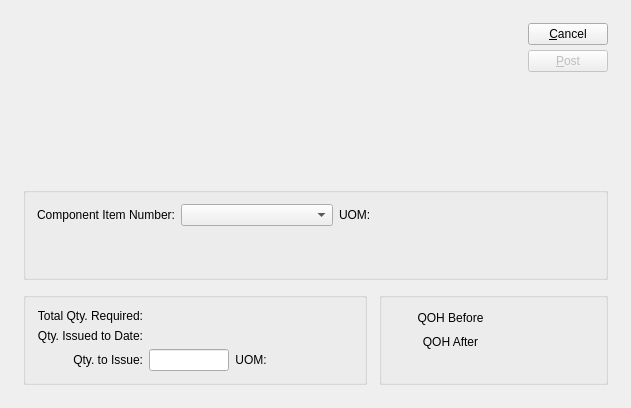
Above: xtuple/trunk/guiclient/issueWoMaterialItem.ui from WooodHead/xtuple before the change. Below: the same form after it.
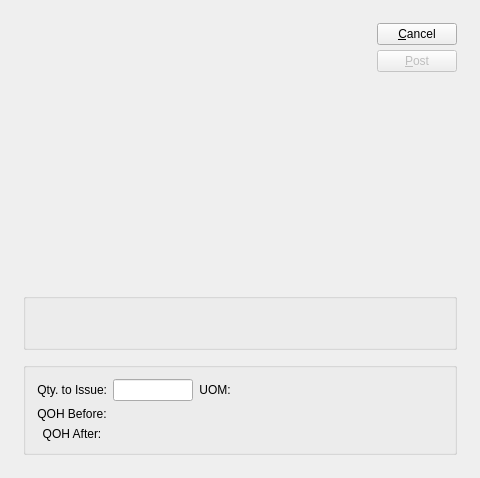
That is the form after the change. Custom widgets are drawn as their Qt base class.

Commit message: Issue #7260:  Allow negative returns.  Also alter issue wo material window to use wo components widget as the returns window does for same look, feel and behavior.

What changed in the file:
```diff
--- a/xtuple/trunk/guiclient/issueWoMaterialItem.ui
+++ b/xtuple/trunk/guiclient/issueWoMaterialItem.ui
@@ -5,8 +5,8 @@
    <rect>
     <x>0</x>
     <y>0</y>
-    <width>631</width>
-    <height>408</height>
+    <width>480</width>
+    <height>478</height>
    </rect>
   </property>
   <property name="windowTitle" >
@@ -33,7 +33,7 @@
      <property name="verticalSpacing" >
       <number>12</number>
      </property>
-     <item row="0" column="0" colspan="2" >
+     <item row="0" column="0" >
       <layout class="QHBoxLayout" >
        <property name="spacing" >
         <number>3</number>
@@ -130,85 +130,35 @@
        </item>
       </layout>
      </item>
-     <item row="1" column="0" colspan="2" >
+     <item row="1" column="0" >
       <widget class="QGroupBox" name="_componentGroup" >
        <property name="title" >
         <string/>
        </property>
        <layout class="QGridLayout" >
-        <item row="0" column="0" >
-         <widget class="QLabel" name="_compItemNumberLit" >
-          <property name="sizePolicy" >
-           <sizepolicy vsizetype="Fixed" hsizetype="Preferred" >
-            <horstretch>0</horstretch>
-            <verstretch>0</verstretch>
-           </sizepolicy>
-          </property>
-          <property name="text" >
-           <string>Component Item Number:</string>
-          </property>
-          <property name="alignment" >
-           <set>Qt::AlignRight|Qt::AlignTrailing|Qt::AlignVCenter</set>
-          </property>
-         </widget>
+        <item rowspan="2" row="0" column="0" colspan="2" >
+         <widget class="WomatlCluster" name="_womatl" />
         </item>
-        <item row="0" column="1" >
-         <widget class="XComboBox" name="_compItemNumber" >
-          <property name="sizePolicy" >
-           <sizepolicy vsizetype="Fixed" hsizetype="Expanding" >
-            <horstretch>0</horstretch>
-            <verstretch>0</verstretch>
-           </sizepolicy>
-          </property>
-         </widget>
-        </item>
-        <item row="0" column="2" >
-         <widget class="QLabel" name="_compUOMLit" >
-          <property name="text" >
-           <string>UOM:</string>
-          </property>
-         </widget>
-        </item>
-        <item row="0" column="3" >
-         <widget class="QLabel" name="_compUOM" >
-          <property name="minimumSize" >
-           <size>
-            <width>60</width>
-            <height>0</height>
-           </size>
-          </property>
-          <property name="alignment" >
-           <set>Qt::AlignLeading|Qt::AlignLeft|Qt::AlignVCenter</set>
-          </property>
-         </widget>
-        </item>
-        <item row="0" column="4" >
-         <spacer>
-          <property name="orientation" >
-           <enum>Qt::Horizontal</enum>
-          </property>
-          <property name="sizeHint" >
-           <size>
-            <width>40</width>
-            <height>20</height>
-           </size>
-          </property>
-         </spacer>
-        </item>
-        <item row="1" column="1" colspan="4" >
-         <widget class="QLabel" name="_compDescription1" >
-          <property name="alignment" >
-           <set>Qt::AlignLeading|Qt::AlignLeft|Qt::AlignVCenter</set>
-          </property>
-         </widget>
-        </item>
-        <item row="2" column="1" colspan="4" >
+        <item row="1" column="1" >
          <widget class="QLabel" name="_compDescription2" >
           <property name="alignment" >
            <set>Qt::AlignLeading|Qt::AlignLeft|Qt::AlignVCenter</set>
           </property>
          </widget>
         </item>
+        <item row="1" column="2" >
+         <spacer>
+          <property name="orientation" >
+           <enum>Qt::Horizontal</enum>
+          </property>
+          <property name="sizeHint" >
+           <size>
+            <width>40</width>
+            <height>20</height>
+           </size>
+          </property>
+         </spacer>
+        </item>
        </layout>
       </widget>
      </item>
@@ -219,52 +169,6 @@
        </property>
        <layout class="QGridLayout" >
         <item row="0" column="0" >
-         <widget class="QLabel" name="_qtyRequiredLit" >
-          <property name="text" >
-           <string>Total Qty. Required:</string>
-          </property>
-          <property name="alignment" >
-           <set>Qt::AlignRight|Qt::AlignTrailing|Qt::AlignVCenter</set>
-          </property>
-         </widget>
-        </item>
-        <item row="0" column="1" >
-         <widget class="XLabel" name="_qtyRequired" >
-          <property name="minimumSize" >
-           <size>
-            <width>80</width>
-            <height>0</height>
-           </size>
-          </property>
-          <property name="alignment" >
-           <set>Qt::AlignRight|Qt::AlignTrailing|Qt::AlignVCenter</set>
-          </property>
-         </widget>
-        </item>
-        <item row="1" column="0" >
-         <widget class="QLabel" name="_qtyIssuedLit" >
-          <property name="text" >
-           <string>Qty. Issued to Date:</string>
-          </property>
-          <property name="alignment" >
-           <set>Qt::AlignRight|Qt::AlignTrailing|Qt::AlignVCenter</set>
-          </property>
-         </widget>
-        </item>
-        <item row="1" column="1" >
-         <widget class="XLabel" name="_qtyIssued" >
-          <property name="minimumSize" >
-           <size>
-            <width>80</width>
-            <height>0</height>
-           </size>
-          </property>
-          <property name="alignment" >
-           <set>Qt::AlignRight|Qt::AlignTrailing|Qt::AlignVCenter</set>
-          </property>
-         </widget>
-        </item>
-        <item row="2" column="0" >
          <widget class="QLabel" name="_qtyToIssueLit" >
           <property name="text" >
            <string>Qty. to Issue:</string>
@@ -277,7 +181,7 @@
           </property>
          </widget>
         </item>
-        <item row="2" column="1" >
+        <item row="0" column="1" >
          <widget class="XLineEdit" name="_qtyToIssue" >
           <property name="sizePolicy" >
            <sizepolicy vsizetype="Fixed" hsizetype="Preferred" >
@@ -296,7 +200,7 @@
           </property>
          </widget>
         </item>
-        <item row="2" column="2" >
+        <item row="0" column="2" >
          <widget class="QLabel" name="_uomQtyLit" >
           <property name="text" >
            <string>UOM:</string>
@@ -306,7 +210,7 @@
           </property>
          </widget>
         </item>
-        <item row="2" column="3" >
+        <item row="0" column="3" >
          <widget class="QLabel" name="_uomQty" >
           <property name="minimumSize" >
            <size>
@@ -319,29 +223,20 @@
           </property>
          </widget>
         </item>
-       </layout>
-      </widget>
-     </item>
-     <item row="2" column="1" >
-      <widget class="QGroupBox" name="_invGroup" >
-       <property name="title" >
-        <string/>
-       </property>
-       <layout class="QGridLayout" >
-        <item row="0" column="0" >
+        <item row="1" column="0" >
          <widget class="QLabel" name="_beforeQtyLit" >
           <property name="windowTitle" >
            <string/>
           </property>
           <property name="text" >
-           <string>QOH Before</string>
+           <string>QOH Before:</string>
           </property>
           <property name="alignment" >
            <set>Qt::AlignCenter</set>
           </property>
          </widget>
         </item>
-        <item row="0" column="1" >
+        <item row="1" column="1" >
          <widget class="XLabel" name="_beforeQty" >
           <property name="minimumSize" >
            <size>
@@ -354,17 +249,17 @@
           </property>
          </widget>
         </item>
-        <item row="1" column="0" >
+        <item row="2" column="0" >
          <widget class="QLabel" name="_afterQtyLit" >
           <property name="text" >
-           <string>QOH After</string>
+           <string>QOH After:</string>
           </property>
           <property name="alignment" >
            <set>Qt::AlignCenter</set>
           </property>
          </widget>
         </item>
-        <item row="1" column="1" >
+        <item row="2" column="1" >
          <widget class="XLabel" name="_afterQty" >
           <property name="minimumSize" >
            <size>
@@ -377,17 +272,14 @@
           </property>
          </widget>
         </item>
-        <item row="2" column="0" >
+        <item row="0" column="4" >
          <spacer>
           <property name="orientation" >
            <enum>Qt::Horizontal</enum>
           </property>
-          <property name="sizeType" >
-           <enum>QSizePolicy::Expanding</enum>
-          </property>
           <property name="sizeHint" >
            <size>
-            <width>20</width>
+            <width>40</width>
             <height>20</height>
            </size>
           </property>
@@ -409,9 +301,9 @@
    <header>wocluster.h</header>
   </customwidget>
   <customwidget>
-   <class>XComboBox</class>
-   <extends>QComboBox</extends>
-   <header>xcombobox.h</header>
+   <class>WomatlCluster</class>
+   <extends>QWidget</extends>
+   <header>womatlcluster.h</header>
   </customwidget>
   <customwidget>
    <class>XLabel</class>
```
Left out of the diff: 19 changed lines with no effect on the pictures. The commit also changes 5 other files.
